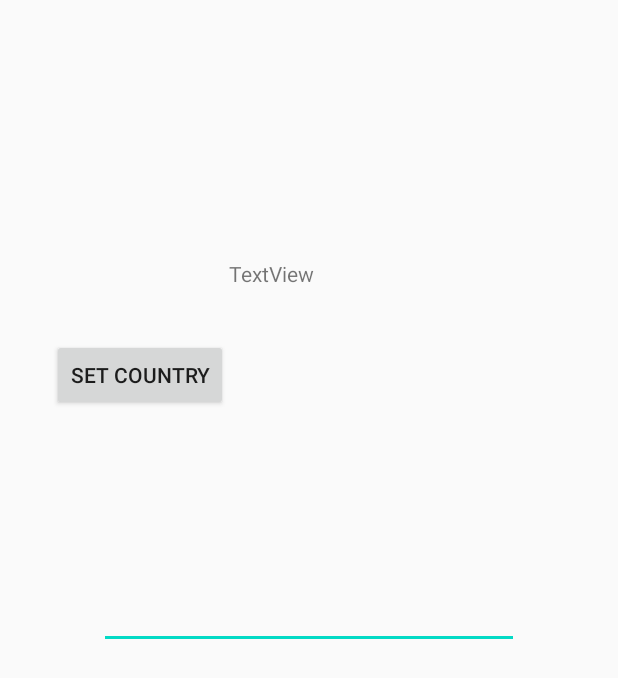
After one commit to jnitin/sdpd, an Android app: the layout activity_main2.xml on its own in the app's theme, with its tools: preview values and no code run, on a phone screen of 412 x 824 dp. The commit adds this screen. Shown: the top 678 px of the screen. Run offline under Robolectric (Android 15) with nearby library versions, the phone set to English and light mode, and no system bars.

Commit message:
added 2nd activity

```diff
--- a/app/build.gradle
+++ b/app/build.gradle
@@ -28,6 +28,7 @@ dependencies {
 
     implementation 'androidx.appcompat:appcompat:1.1.0'
     implementation 'androidx.constraintlayout:constraintlayout:1.1.3'
+    implementation 'androidx.preference:preference:1.1.0-rc01'
     testImplementation 'junit:junit:4.12'
     androidTestImplementation 'androidx.test.ext:junit:1.1.1'
     androidTestImplementation 'androidx.test.espresso:espresso-core:3.2.0'
--- /dev/null
+++ b/app/src/main/res/layout/activity_main2.xml
@@ -0,0 +1,57 @@
+<?xml version="1.0" encoding="utf-8"?>
+<androidx.constraintlayout.widget.ConstraintLayout xmlns:android="http://schemas.android.com/apk/res/android"
+    xmlns:app="http://schemas.android.com/apk/res-auto"
+    xmlns:tools="http://schemas.android.com/tools"
+    android:layout_width="match_parent"
+    android:layout_height="match_parent"
+    tools:context=".Main2Activity">
+
+    <TextView
+        android:id="@+id/textView"
+        android:layout_width="wrap_content"
+        android:layout_height="wrap_content"
+        android:layout_marginStart="151dp"
+        android:layout_marginLeft="151dp"
+        android:layout_marginTop="126dp"
+        android:layout_marginEnd="202dp"
+        android:layout_marginRight="202dp"
+        android:layout_marginBottom="586dp"
+        android:text="TextView"
+        app:layout_constraintBottom_toBottomOf="parent"
+        app:layout_constraintEnd_toEndOf="parent"
+        app:layout_constraintStart_toStartOf="parent"
+        app:layout_constraintTop_toTopOf="parent" />
+
+    <EditText
+        android:id="@+id/editText"
+        android:layout_width="280dp"
+        android:layout_height="57dp"
+        android:layout_marginBottom="16dp"
+        app:layout_constraintBottom_toBottomOf="parent"
+        app:layout_constraintEnd_toEndOf="parent"
+        app:layout_constraintHorizontal_bias="0.5"
+        app:layout_constraintStart_toStartOf="parent"
+        app:layout_constraintTop_toTopOf="parent">
+
+        <requestFocus />
+
+    </EditText>
+
+    <Button
+        android:id="@+id/buttonView"
+        android:layout_width="wrap_content"
+        android:layout_height="wrap_content"
+        android:layout_below="@id/editText"
+        android:layout_marginStart="34dp"
+        android:layout_marginLeft="34dp"
+        android:layout_marginTop="179dp"
+        android:layout_marginEnd="260dp"
+        android:layout_marginRight="260dp"
+        android:layout_marginBottom="504dp"
+        android:onClick="sendMessage"
+        android:text="Set Country"
+        app:layout_constraintBottom_toBottomOf="parent"
+        app:layout_constraintEnd_toEndOf="parent"
+        app:layout_constraintStart_toStartOf="parent"
+        app:layout_constraintTop_toTopOf="parent"></Button>
+</androidx.constraintlayout.widget.ConstraintLayout>
```
Also changed, not shown: app/src/main/AndroidManifest.xml (+8 -1 lines), app/src/main/java/id/ac/aknganjuk/apicovid/Main2Activity.java (added, +52 -0 lines), app/src/main/java/id/ac/aknganjuk/apicovid/MainActivity.java (+24 -8 lines), app/src/main/res/layout/activity_main.xml (+10 -1 lines), app/src/main/res/values/arrays.xml (added, +12 -0 lines), app/src/main/res/values/strings.xml (+16 -0 lines), app/src/main/res/xml/root_preferences.xml (added, +35 -0 lines).
